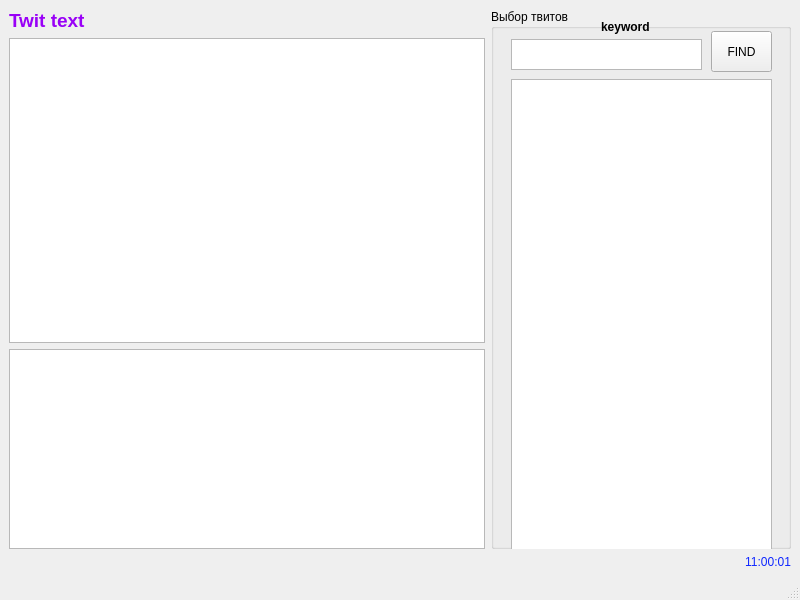
This is UsefulClicker32/UsefulClicker32/twee_bot/tweebot.ui in Kvazikot/UsefulClicker as Qt 5 draws it before an edit. The edited form follows.
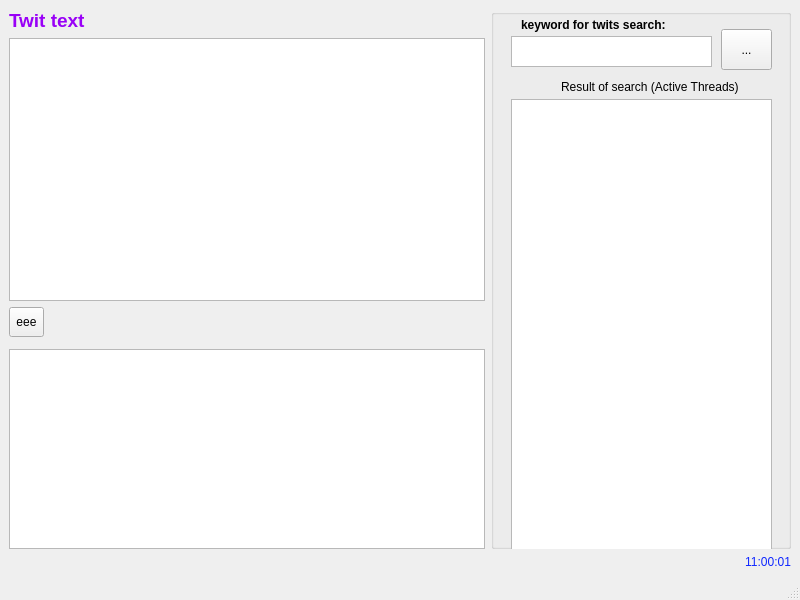
This is the edited form. Icons and pictures are not drawn.

Commit message: twee form redesigned

```diff
--- a/UsefulClicker32/UsefulClicker32/twee_bot/tweebot.ui
+++ b/UsefulClicker32/UsefulClicker32/twee_bot/tweebot.ui
@@ -15,7 +15,47 @@
   </property>
   <widget class="QWidget" name="centralwidget">
    <layout class="QGridLayout" name="gridLayout">
-    <item row="0" column="2" rowspan="3">
+    <item row="1" column="0">
+     <widget class="QLabel" name="label_2">
+      <property name="text">
+       <string>&lt;html&gt;&lt;head/&gt;&lt;body&gt;&lt;p&gt;&lt;span style=&quot; font-size:14pt; font-weight:600; color:#9900f7;&quot;&gt;Twit text&lt;/span&gt;&lt;/p&gt;&lt;/body&gt;&lt;/html&gt;</string>
+      </property>
+     </widget>
+    </item>
+    <item row="6" column="4">
+     <widget class="QLabel" name="timerLabel">
+      <property name="styleSheet">
+       <string notr="true">color: rgb(15, 39, 255);
+font: 12pt &quot;MS Shell Dlg 2&quot;;</string>
+      </property>
+      <property name="text">
+       <string>&lt;html&gt;&lt;head/&gt;&lt;body&gt;&lt;p&gt;11:00:01&lt;/p&gt;&lt;/body&gt;&lt;/html&gt;</string>
+      </property>
+      <property name="alignment">
+       <set>Qt::AlignRight|Qt::AlignTrailing|Qt::AlignVCenter</set>
+      </property>
+     </widget>
+    </item>
+    <item row="5" column="0">
+     <widget class="QPlainTextEdit" name="consoleEdit">
+      <property name="minimumSize">
+       <size>
+        <width>0</width>
+        <height>33</height>
+       </size>
+      </property>
+      <property name="maximumSize">
+       <size>
+        <width>16777215</width>
+        <height>200</height>
+       </size>
+      </property>
+     </widget>
+    </item>
+    <item row="2" column="0">
+     <widget class="QTextEdit" name="textEdit_2"/>
+    </item>
+    <item row="1" column="4" rowspan="5">
      <widget class="QGroupBox" name="groupBox">
       <property name="minimumSize">
        <size>
@@ -30,93 +70,99 @@
        </size>
       </property>
       <property name="title">
-       <string>Выбор твитов</string>
+       <string/>
       </property>
       <widget class="QLabel" name="label">
        <property name="geometry">
         <rect>
-         <x>110</x>
-         <y>10</y>
-         <width>91</width>
+         <x>30</x>
+         <y>8</y>
+         <width>161</width>
          <height>16</height>
         </rect>
        </property>
        <property name="text">
-        <string>&lt;html&gt;&lt;head/&gt;&lt;body&gt;&lt;p&gt;&lt;span style=&quot; font-weight:600;&quot;&gt;keyword&lt;/span&gt;&lt;/p&gt;&lt;/body&gt;&lt;/html&gt;</string>
+        <string>&lt;html&gt;&lt;head/&gt;&lt;body&gt;&lt;p&gt;&lt;span style=&quot; font-weight:600;&quot;&gt;keyword for twits search:&lt;/span&gt;&lt;/p&gt;&lt;/body&gt;&lt;/html&gt;</string>
        </property>
       </widget>
       <widget class="QPlainTextEdit" name="plainTextEdit_2">
        <property name="geometry">
         <rect>
          <x>20</x>
-         <y>30</y>
-         <width>191</width>
+         <y>27</y>
+         <width>201</width>
          <height>31</height>
         </rect>
        </property>
       </widget>
-      <widget class="QPushButton" name="pushButton">
-       <property name="geometry">
-        <rect>
-         <x>220</x>
-         <y>22</y>
-         <width>61</width>
-         <height>41</height>
-        </rect>
-       </property>
-       <property name="text">
-        <string>FIND</string>
-       </property>
-      </widget>
       <widget class="QTreeView" name="treeView">
        <property name="geometry">
         <rect>
          <x>20</x>
-         <y>70</y>
+         <y>90</y>
          <width>261</width>
-         <height>531</height>
+         <height>511</height>
         </rect>
        </property>
       </widget>
+      <widget class="QToolButton" name="toolButton_2">
+       <property name="geometry">
+        <rect>
+         <x>230</x>
+         <y>20</y>
+         <width>51</width>
+         <height>41</height>
+        </rect>
+       </property>
+       <property name="text">
+        <string>...</string>
+       </property>
+       <property name="icon">
+        <iconset resource="../res.qrc">
+         <normaloff>:/images/vector-find-icon.jpg</normaloff>:/images/vector-find-icon.jpg</iconset>
+       </property>
+       <property name="iconSize">
+        <size>
+         <width>32</width>
+         <height>32</height>
+        </size>
+       </property>
+      </widget>
+      <widget class="QLabel" name="label_3">
+       <property name="geometry">
+        <rect>
+         <x>70</x>
+         <y>70</y>
+         <width>181</width>
+         <height>16</height>
+        </rect>
+       </property>
+       <property name="text">
+        <string>&lt;html&gt;&lt;head/&gt;&lt;body&gt;&lt;p&gt;Result of search (Active Threads)&lt;/p&gt;&lt;/body&gt;&lt;/html&gt;</string>
+       </property>
+      </widget>
      </widget>
     </item>
-    <item row="0" column="0">
-     <widget class="QLabel" name="label_2">
-      <property name="text">
-       <string>&lt;html&gt;&lt;head/&gt;&lt;body&gt;&lt;p&gt;&lt;span style=&quot; font-size:14pt; font-weight:600; color:#9900f7;&quot;&gt;Twit text&lt;/span&gt;&lt;/p&gt;&lt;/body&gt;&lt;/html&gt;</string>
-      </property>
-     </widget>
-    </item>
-    <item row="2" column="0">
-     <widget class="QPlainTextEdit" name="consoleEdit">
+    <item row="3" column="0">
+     <widget class="QToolButton" name="toolButton">
       <property name="minimumSize">
        <size>
-        <width>0</width>
-        <height>33</height>
+        <width>30</width>
+        <height>30</height>
        </size>
-      </property>
-      <property name="maximumSize">
-       <size>
-        <width>16777215</width>
-        <height>200</height>
-       </size>
-      </property>
-     </widget>
-    </item>
-    <item row="1" column="0">
-     <widget class="QTextEdit" name="textEdit_2"/>
-    </item>
-    <item row="3" column="2">
-     <widget class="QLabel" name="timerLabel">
-      <property name="styleSheet">
-       <string notr="true">color: rgb(15, 39, 255);
-font: 12pt &quot;MS Shell Dlg 2&quot;;</string>
       </property>
       <property name="text">
-       <string>&lt;html&gt;&lt;head/&gt;&lt;body&gt;&lt;p&gt;11:00:01&lt;/p&gt;&lt;/body&gt;&lt;/html&gt;</string>
+       <string>eee</string>
       </property>
-      <property name="alignment">
-       <set>Qt::AlignRight|Qt::AlignTrailing|Qt::AlignVCenter</set>
+      <property name="icon">
+       <iconset resource="../res.qrc">
+        <normaloff>:/images/answer2.png</normaloff>:/images/answer2.png</iconset>
+      </property>
+      <property name="iconSize">
+       <size>
+        <width>32</width>
+        <height>32</height>
+       </size>
       </property>
      </widget>
     </item>
```
Left out of the diff: 4 changed lines with no effect on the pictures. The commit also changes 5 other files.
